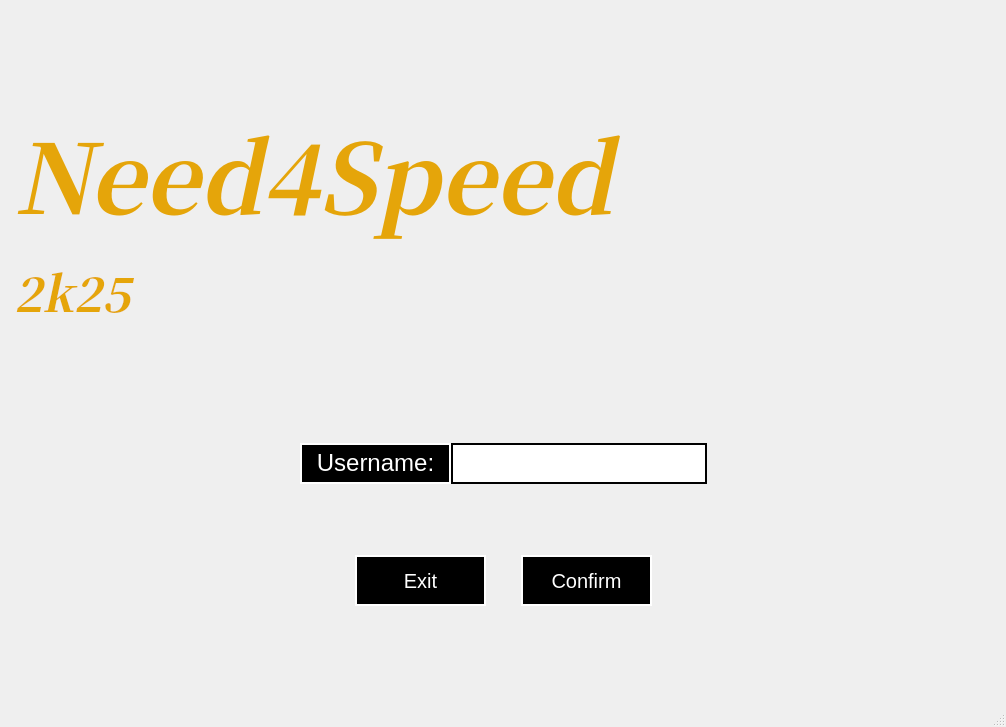
Before: the Qt Designer form client/Lobby/lobby.ui in mateozorzi/practice-sdd, drawn with Qt 5.
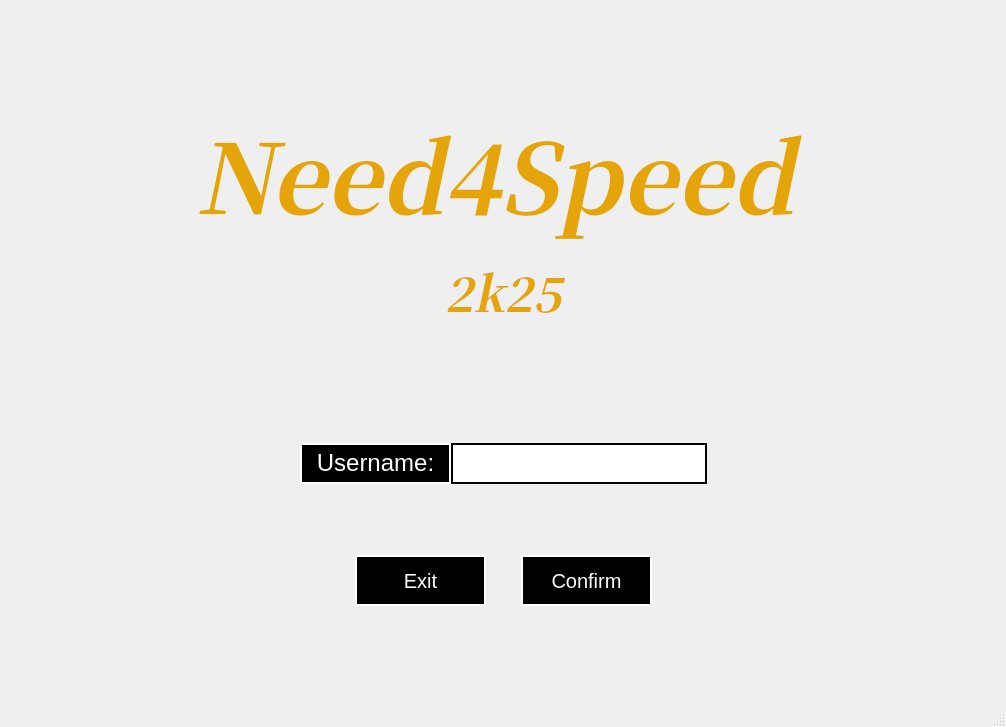
After: the same form once the commit is applied. Icons and pictures are not drawn.

The edit to the form file:
```diff
--- a/client/Lobby/lobby.ui
+++ b/client/Lobby/lobby.ui
@@ -87,8 +87,8 @@
 li.unchecked::marker { content: &quot;\2610&quot;; }
 li.checked::marker { content: &quot;\2612&quot;; }
 &lt;/style&gt;&lt;/head&gt;&lt;body style=&quot; font-family:'Noto Serif CJK HK'; font-size:21pt; font-weight:700; font-style:italic;&quot;&gt;
-&lt;p style=&quot; margin-top:14px; margin-bottom:14px; margin-left:0px; margin-right:0px; -qt-block-indent:0; text-indent:0px;&quot;&gt;&lt;span style=&quot; font-size:72pt; color:#e5a50a;&quot;&gt;Need4Speed&lt;/span&gt;&lt;span style=&quot; font-size:48pt; color:#e5a50a;&quot;&gt;  &lt;/span&gt;&lt;/p&gt;
-&lt;p style=&quot; margin-top:14px; margin-bottom:14px; margin-left:0px; margin-right:0px; -qt-block-indent:0; text-indent:0px;&quot;&gt;&lt;span style=&quot; font-size:36pt; color:#e5a50a;&quot;&gt;2k25&lt;/span&gt;&lt;/p&gt;&lt;/body&gt;&lt;/html&gt;</string>
+&lt;p align=&quot;center&quot; style=&quot; margin-top:14px; margin-bottom:14px; margin-left:0px; margin-right:0px; -qt-block-indent:0; text-indent:0px;&quot;&gt;&lt;span style=&quot; font-size:72pt; color:#e5a50a;&quot;&gt;Need4Speed&lt;/span&gt;&lt;span style=&quot; font-size:48pt; color:#e5a50a;&quot;&gt; &lt;/span&gt;&lt;/p&gt;
+&lt;p align=&quot;center&quot; style=&quot; margin-top:14px; margin-bottom:14px; margin-left:0px; margin-right:0px; -qt-block-indent:0; text-indent:0px;&quot;&gt;&lt;span style=&quot; font-size:36pt; color:#e5a50a;&quot;&gt;2k25&lt;/span&gt;&lt;/p&gt;&lt;/body&gt;&lt;/html&gt;</string>
       </property>
      </widget>
     </item>
```
Left out of the diff: 2 changed lines with no effect on the pictures.
